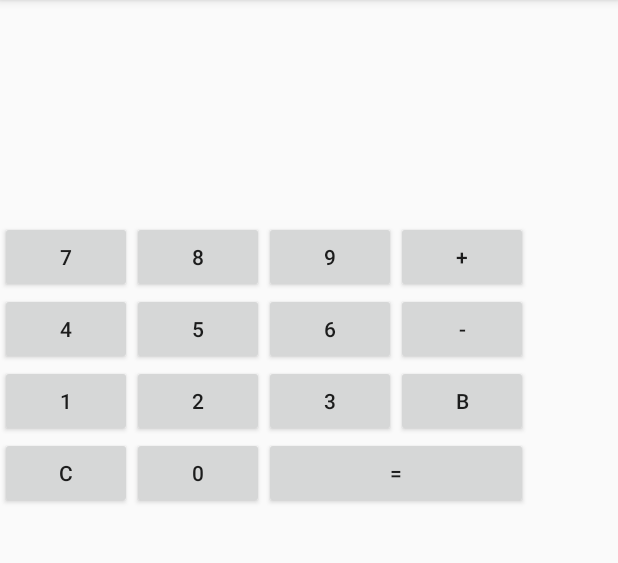
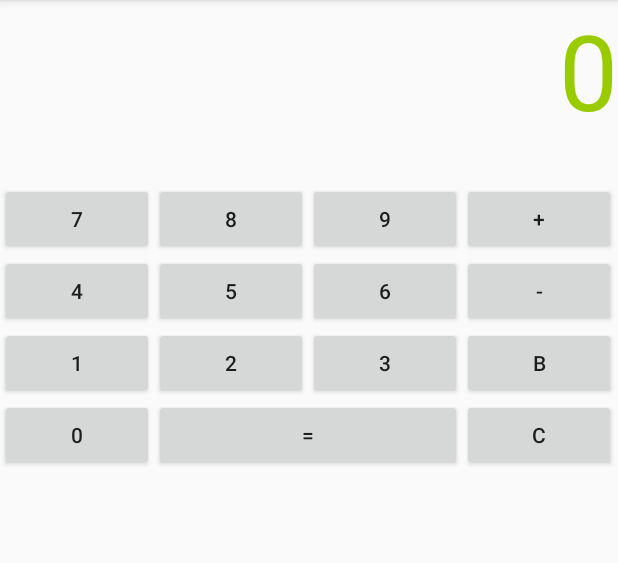
Before and after one commit to Rannveigg13/CalculatorApp, an Android app: the screen it shows after launch (MainActivity), on a phone screen of 412 x 824 dp, the part 84-647 px from its top. Run offline under Robolectric (Android 15) with nearby library versions, the phone set to English and light mode, and no system bars; 1 statement that could not run was skipped.

Commit message:
Final project

```diff
--- a/app/src/main/java/com/example/notandi/calculatorapp/CalcPreferenceActivity.java
+++ b/app/src/main/java/com/example/notandi/calculatorapp/CalcPreferenceActivity.java
@@ -11,6 +11,7 @@ public class CalcPreferenceActivity extends PreferenceActivity{
     @Override
     protected  void onCreate(Bundle savedInstanceState) {
         super.onCreate( savedInstanceState);
+        addPreferencesFromResource(R.xml.preferences);
 
     }
 }
--- a/app/src/main/res/layout/activity_main.xml
+++ b/app/src/main/res/layout/activity_main.xml
@@ -9,16 +9,20 @@
         android:weightSum="1">
 
      <TextView
-         android:layout_width="match_parent"
+         android:layout_width="fill_parent"
          android:layout_height="wrap_content"
-         android:layout_gravity="center_horizontal"
-         android:layout_weight="0.23"
-         android:id="@+id/display"/>
+         android:gravity="right"
+         android:layout_weight="0.06"
+         android:id="@+id/display"
+         android:textColor="@color/green"
+
+         android:textSize="@dimen/font_size"/>
 
      <TableLayout
          android:layout_width="match_parent"
          android:layout_height="wrap_content"
-         android:layout_gravity="center_horizontal">
+         android:layout_gravity="center_horizontal"
+         android:stretchColumns="*">
 
          <TableRow
              android:layout_width="match_parent"
@@ -134,18 +138,10 @@
              <Button
                  android:layout_width="match_parent"
                  android:layout_height="wrap_content"
-                 android:text="C"
-                 android:id="@+id/buttonClear"
-                 android:layout_row="3"
-                 android:layout_column="0"
-                 android:onClick="buttonPressed"/>
-             <Button
-                 android:layout_width="match_parent"
-                 android:layout_height="wrap_content"
                  android:text="0"
                  android:id="@+id/button0"
                  android:layout_row="3"
-                 android:layout_column="1"
+                 android:layout_column="0"
                  android:onClick="buttonPressed"/>
              <Button
                  android:layout_width="match_parent"
@@ -153,9 +149,17 @@
                  android:text="="
                  android:id="@+id/buttonEquals"
                  android:layout_row="3"
-                 android:layout_column="2"
+                 android:layout_column="1"
                  android:onClick="buttonPressed"
                  android:layout_span="2" />
+             <Button
+                 android:layout_width="match_parent"
+                 android:layout_height="wrap_content"
+                 android:text="C"
+                 android:id="@+id/buttonClear"
+                 android:layout_row="3"
+                 android:layout_column="1"
+                 android:onClick="buttonPressed"/>
 
          </TableRow>
 
--- /dev/null
+++ b/app/src/main/res/values/colors.xml
@@ -0,0 +1,8 @@
+<?xml version="1.0" encoding="utf-8"?>
+<resources>
+    <item name="blue" type="color">#FF33B5E5</item>
+    <item name="purple" type="color">#FFAA66CC</item>
+    <item name="green" type="color">#FF99CC00</item>
+    <item name="orange" type="color">#FFFFBB33</item>
+    <item name="red" type="color">#FFFF4444</item>
+</resources>
--- a/app/src/main/res/values/dimens.xml
+++ b/app/src/main/res/values/dimens.xml
@@ -2,4 +2,5 @@
     <!-- Default screen margins, per the Android Design guidelines. -->
     <dimen name="activity_horizontal_margin">16dp</dimen>
     <dimen name="activity_vertical_margin">16dp</dimen>
+    <dimen name="font_size">70sp</dimen>
 </resources>
```
Also changed, not shown: app/src/main/java/com/example/notandi/calculatorapp/MainActivity.java (+170 -22 lines), app/src/main/res/values/array.xml (added, +17 -0 lines), app/src/main/res/xml/preferences.xml (+8 -0 lines).
